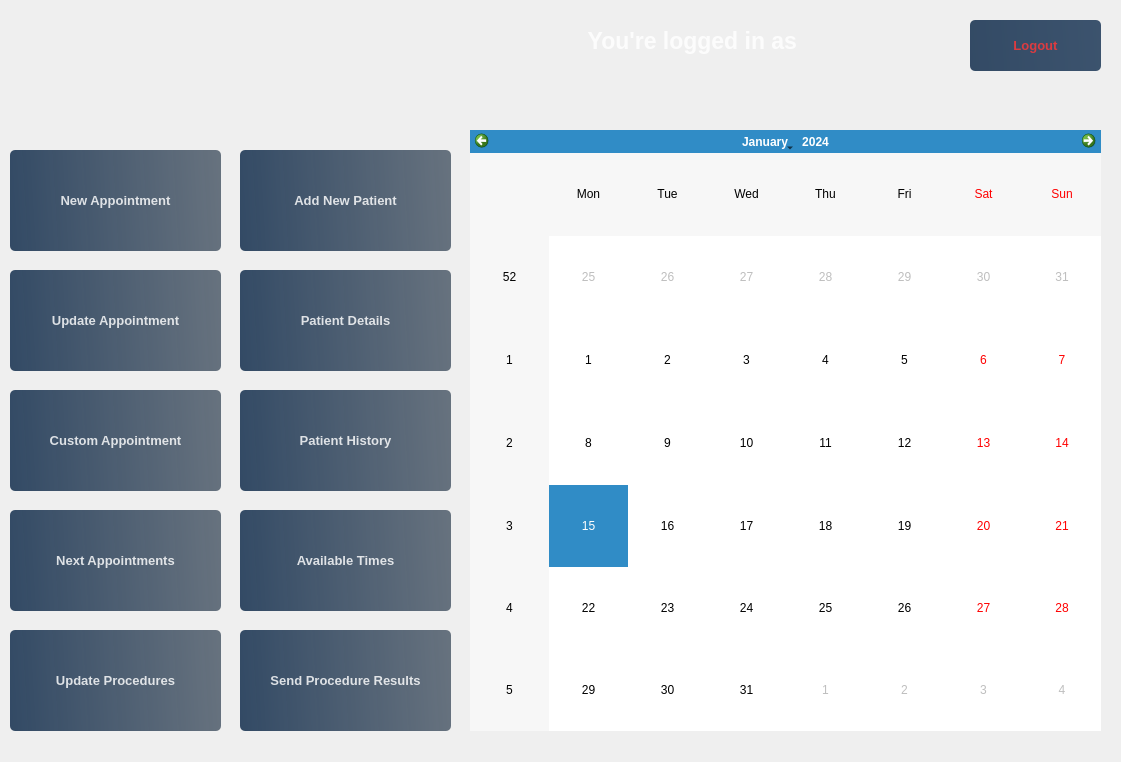
Above: gui/main/main.ui from xbandrade/odontodj-qt before the change. Below: the same form after it.
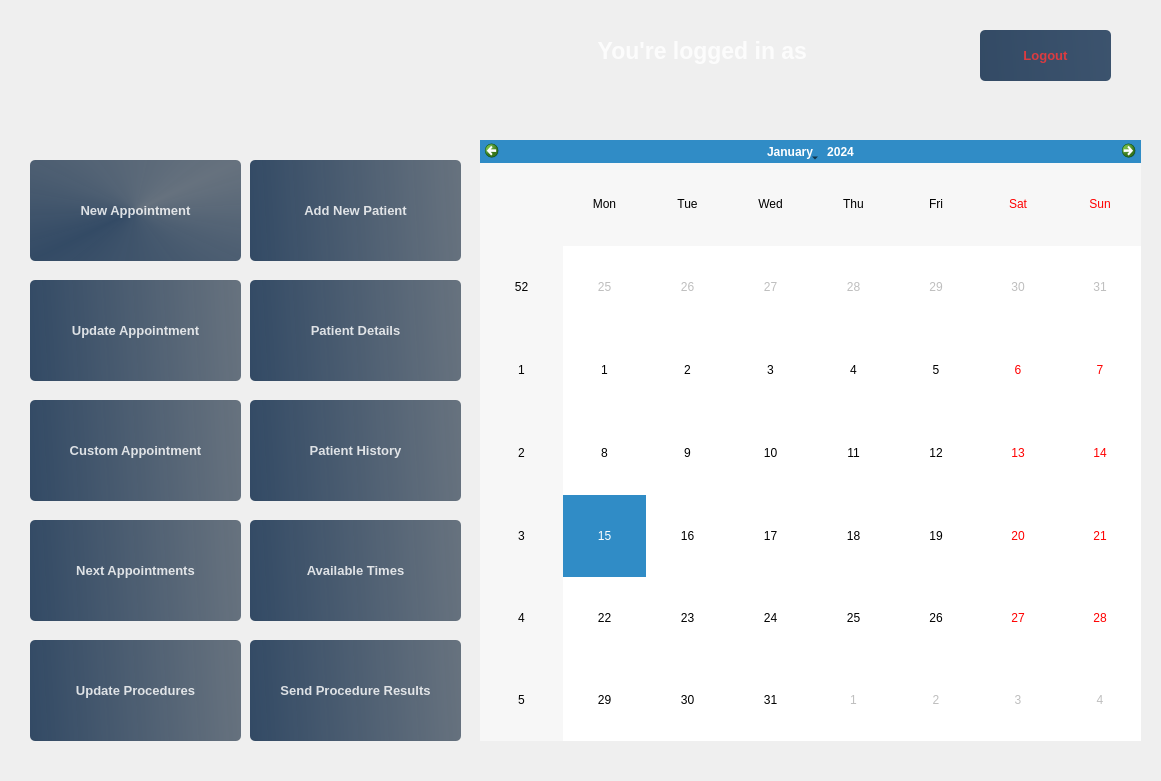
That is the form after the change. Icons and pictures are not drawn.

Commit message: fix main window size

```diff
--- a/gui/main/main.ui
+++ b/gui/main/main.ui
@@ -6,43 +6,184 @@
    <rect>
     <x>0</x>
     <y>0</y>
-    <width>1121</width>
-    <height>762</height>
+    <width>1161</width>
+    <height>781</height>
    </rect>
   </property>
+  <property name="sizePolicy">
+   <sizepolicy hsizetype="Expanding" vsizetype="Expanding">
+    <horstretch>0</horstretch>
+    <verstretch>0</verstretch>
+   </sizepolicy>
+  </property>
   <property name="windowTitle">
    <string>Form</string>
   </property>
+  <layout class="QGridLayout" name="gridLayout">
+   <property name="leftMargin">
+    <number>0</number>
+   </property>
+   <property name="topMargin">
+    <number>0</number>
+   </property>
+   <property name="rightMargin">
+    <number>0</number>
+   </property>
+   <property name="bottomMargin">
+    <number>0</number>
+   </property>
+   <item row="0" column="0">
   <widget class="QWidget" name="widget" native="true">
-   <property name="geometry">
-    <rect>
-     <x>0</x>
-     <y>0</y>
-     <width>1121</width>
-     <height>761</height>
-    </rect>
-   </property>
-   <widget class="QWidget" name="widget_2" native="true">
-    <property name="geometry">
-     <rect>
-      <x>0</x>
-      <y>0</y>
-      <width>1121</width>
-      <height>761</height>
-     </rect>
+     <property name="sizePolicy">
+      <sizepolicy hsizetype="Expanding" vsizetype="Expanding">
+       <horstretch>0</horstretch>
+       <verstretch>0</verstretch>
+      </sizepolicy>
     </property>
     <property name="styleSheet">
      <string notr="true">border-image: url(:/newPrefix/images/app_bg.jpg);</string>
     </property>
+     <widget class="QPushButton" name="nextAppointmentsButton">
+      <property name="geometry">
+       <rect>
+        <x>30</x>
+        <y>520</y>
+        <width>211</width>
+        <height>101</height>
+       </rect>
+      </property>
+      <property name="font">
+       <font>
+        <pointsize>10</pointsize>
+        <weight>75</weight>
+        <bold>true</bold>
+       </font>
+      </property>
+      <property name="cursor">
+       <cursorShape>PointingHandCursor</cursorShape>
+      </property>
+      <property name="styleSheet">
+       <string notr="true">QPushButton#nextAppointmentsButton{
+	border-image: none;
+	background-color: qlineargradient(spread:pad,x1:0, y1:0.505682, x2:1, y2:0.477, stop:0 rgba(20, 47, 78, 219), stop:1 rgba(85, 98, 112, 226));
+	color: rgba(255, 255, 255, 210);
+	border-radius: 5px;	
+}
+QPushButton#nextAppointmentsButton:hover{	
+	background-color: qlineargradient(spread:pad,x1:0, y1:0.505682, x2:1, y2:0.477, stop:0 rgba(40, 67, 98, 219), stop:1 rgba(105, 118, 132, 226));
+}
+QPushButton#nextAppointmentsButton:pressed{
+	padding-left:5px;
+	padding-top:5px;
+	background-color: rgba(105, 118, 132, 200);
+}
+</string>
+      </property>
+      <property name="text">
+       <string>Next Appointments</string>
+      </property>
+     </widget>
+     <widget class="QPushButton" name="sendResultsButton">
+      <property name="geometry">
+       <rect>
+        <x>250</x>
+        <y>640</y>
+        <width>211</width>
+        <height>101</height>
+       </rect>
+      </property>
+      <property name="font">
+       <font>
+        <pointsize>10</pointsize>
+        <weight>75</weight>
+        <bold>true</bold>
+       </font>
+      </property>
+      <property name="cursor">
+       <cursorShape>PointingHandCursor</cursorShape>
+      </property>
+      <property name="styleSheet">
+       <string notr="true">QPushButton#sendResultsButton{
+	border-image: none;
+	background-color: qlineargradient(spread:pad,x1:0, y1:0.505682, x2:1, y2:0.477, stop:0 rgba(20, 47, 78, 219), stop:1 rgba(85, 98, 112, 226));
+	color: rgba(255, 255, 255, 210);
+	border-radius: 5px;	
+}
+QPushButton#sendResultsButton:hover{	
+	background-color: qlineargradient(spread:pad,x1:0, y1:0.505682, x2:1, y2:0.477, stop:0 rgba(40, 67, 98, 219), stop:1 rgba(105, 118, 132, 226));
+}
+QPushButton#sendResultsButton:pressed{
+	padding-left:5px;
+	padding-top:5px;
+	background-color: rgba(105, 118, 132, 200);
+}
+</string>
+      </property>
+      <property name="text">
+       <string>Send Procedure Results</string>
+      </property>
+     </widget>
+     <widget class="QPushButton" name="addPatientButton">
+      <property name="geometry">
+       <rect>
+        <x>250</x>
+        <y>160</y>
+        <width>211</width>
+        <height>101</height>
+       </rect>
+      </property>
+      <property name="sizePolicy">
+       <sizepolicy hsizetype="Expanding" vsizetype="Expanding">
+        <horstretch>0</horstretch>
+        <verstretch>0</verstretch>
+       </sizepolicy>
+      </property>
+      <property name="font">
+       <font>
+        <pointsize>10</pointsize>
+        <weight>75</weight>
+        <bold>true</bold>
+       </font>
+      </property>
+      <property name="cursor">
+       <cursorShape>PointingHandCursor</cursorShape>
+      </property>
+      <property name="styleSheet">
+       <string notr="true">QPushButton#addPatientButton{
+	border-image: none;
+	background-color: qlineargradient(spread:pad,x1:0, y1:0.505682, x2:1, y2:0.477, stop:0 rgba(20, 47, 78, 219), stop:1 rgba(85, 98, 112, 226));
+	color: rgba(255, 255, 255, 210);
+	border-radius: 5px;	
+}
+QPushButton#addPatientButton:hover{	
+	background-color: qlineargradient(spread:pad,x1:0, y1:0.505682, x2:1, y2:0.477, stop:0 rgba(40, 67, 98, 219), stop:1 rgba(105, 118, 132, 226));
+}
+QPushButton#addPatientButton:pressed{
+	padding-left:5px;
+	padding-top:5px;
+	background-color: rgba(105, 118, 132, 200);
+}
+</string>
+      </property>
+      <property name="text">
+       <string>Add New Patient</string>
+      </property>
+     </widget>
     <widget class="QLabel" name="label">
      <property name="geometry">
       <rect>
-       <x>10</x>
-       <y>10</y>
+        <x>20</x>
+        <y>20</y>
        <width>91</width>
        <height>91</height>
       </rect>
      </property>
+      <property name="sizePolicy">
+       <sizepolicy hsizetype="Expanding" vsizetype="Expanding">
+        <horstretch>0</horstretch>
+        <verstretch>0</verstretch>
+       </sizepolicy>
+      </property>
      <property name="styleSheet">
       <string notr="true">border-image: url(:/newPrefix/images/od_logo.png);</string>
      </property>
@@ -50,38 +191,107 @@
       <string/>
      </property>
     </widget>
-    <widget class="QLabel" name="label_2">
+     <widget class="QPushButton" name="patientDetailsButton">
      <property name="geometry">
       <rect>
-       <x>420</x>
-       <y>0</y>
-       <width>551</width>
-       <height>81</height>
+        <x>250</x>
+        <y>280</y>
+        <width>211</width>
+        <height>101</height>
       </rect>
      </property>
      <property name="font">
       <font>
-       <pointsize>17</pointsize>
+        <pointsize>10</pointsize>
        <weight>75</weight>
        <bold>true</bold>
       </font>
      </property>
      <property name="styleSheet">
-      <string notr="true">border-image: none;
-color: rgba(255, 255, 255, 210);</string>
+       <string notr="true">QPushButton#patientDetailsButton{
+	border-image: none;
+	background-color: qlineargradient(spread:pad,x1:0, y1:0.505682, x2:1, y2:0.477, stop:0 rgba(20, 47, 78, 219), stop:1 rgba(85, 98, 112, 226));
+	color: rgba(255, 255, 255, 210);
+	border-radius: 5px;	
+}
+QPushButton#patientDetailsButton:hover{	
+	background-color: qlineargradient(spread:pad,x1:0, y1:0.505682, x2:1, y2:0.477, stop:0 rgba(40, 67, 98, 219), stop:1 rgba(105, 118, 132, 226));
+}
+QPushButton#patientDetailsButton:pressed{
+	padding-left:5px;
+	padding-top:5px;
+	background-color: rgba(105, 118, 132, 200);
+}
+</string>
      </property>
      <property name="text">
-      <string>You're logged in as &lt;username&gt;</string>
-     </property>
-     <property name="alignment">
-      <set>Qt::AlignCenter</set>
+       <string>Patient Details</string>
+      </property>
+     </widget>
+     <widget class="QPushButton" name="updateScheduleButton">
+      <property name="geometry">
+       <rect>
+        <x>30</x>
+        <y>280</y>
+        <width>211</width>
+        <height>101</height>
+       </rect>
+      </property>
+      <property name="font">
+       <font>
+        <pointsize>10</pointsize>
+        <weight>75</weight>
+        <bold>true</bold>
+       </font>
+      </property>
+      <property name="cursor">
+       <cursorShape>PointingHandCursor</cursorShape>
+      </property>
+      <property name="styleSheet">
+       <string notr="true">QPushButton#updateScheduleButton{
+	border-image: none;
+	background-color: qlineargradient(spread:pad,x1:0, y1:0.505682, x2:1, y2:0.477, stop:0 rgba(20, 47, 78, 219), stop:1 rgba(85, 98, 112, 226));
+	color: rgba(255, 255, 255, 210);
+	border-radius: 5px;	
+}
+QPushButton#updateScheduleButton:hover{	
+	background-color: qlineargradient(spread:pad,x1:0, y1:0.505682, x2:1, y2:0.477, stop:0 rgba(40, 67, 98, 219), stop:1 rgba(105, 118, 132, 226));
+}
+QPushButton#updateScheduleButton:pressed{
+	padding-left:5px;
+	padding-top:5px;
+	background-color: rgba(105, 118, 132, 200);
+}
+</string>
+      </property>
+      <property name="text">
+       <string>Update Appointment</string>
+      </property>
+     </widget>
+     <widget class="QCalendarWidget" name="calendarWidget">
+      <property name="geometry">
+       <rect>
+        <x>480</x>
+        <y>140</y>
+        <width>661</width>
+        <height>601</height>
+       </rect>
+      </property>
+      <property name="sizePolicy">
+       <sizepolicy hsizetype="Expanding" vsizetype="Expanding">
+        <horstretch>0</horstretch>
+        <verstretch>0</verstretch>
+       </sizepolicy>
+      </property>
+      <property name="styleSheet">
+       <string notr="true">border-image: none;</string>
      </property>
     </widget>
     <widget class="QPushButton" name="logoutButton">
      <property name="geometry">
       <rect>
-       <x>970</x>
-       <y>20</y>
+        <x>980</x>
+        <y>30</y>
        <width>131</width>
        <height>51</height>
       </rect>
@@ -117,264 +327,11 @@
       <string>Logout</string>
      </property>
     </widget>
-    <widget class="QCalendarWidget" name="calendarWidget">
-     <property name="geometry">
-      <rect>
-       <x>470</x>
-       <y>130</y>
-       <width>631</width>
-       <height>601</height>
-      </rect>
-     </property>
-     <property name="styleSheet">
-      <string notr="true">border-image: none;</string>
-     </property>
-    </widget>
-    <widget class="QPushButton" name="scheduleButton">
-     <property name="geometry">
-      <rect>
-       <x>10</x>
-       <y>150</y>
-       <width>211</width>
-       <height>101</height>
-      </rect>
-     </property>
-     <property name="font">
-      <font>
-       <pointsize>10</pointsize>
-       <weight>75</weight>
-       <bold>true</bold>
-      </font>
-     </property>
-     <property name="cursor">
-      <cursorShape>PointingHandCursor</cursorShape>
-     </property>
-     <property name="styleSheet">
-      <string notr="true">QPushButton#scheduleButton{
-	border-image: none;
-	background-color: qlineargradient(spread:pad,x1:0, y1:0.505682, x2:1, y2:0.477, stop:0 rgba(20, 47, 78, 219), stop:1 rgba(85, 98, 112, 226));
-	color: rgba(255, 255, 255, 210);
-	border-radius: 5px;	
-}
-QPushButton#scheduleButton:hover{	
-	background-color: qlineargradient(spread:pad,x1:0, y1:0.505682, x2:1, y2:0.477, stop:0 rgba(40, 67, 98, 219), stop:1 rgba(105, 118, 132, 226));
-}
-QPushButton#scheduleButton:pressed{
-	padding-left:5px;
-	padding-top:5px;
-	background-color: rgba(105, 118, 132, 200);
-}
-</string>
-     </property>
-     <property name="text">
-      <string>New Appointment</string>
-     </property>
-    </widget>
-    <widget class="QPushButton" name="updateScheduleButton">
-     <property name="geometry">
-      <rect>
-       <x>10</x>
-       <y>270</y>
-       <width>211</width>
-       <height>101</height>
-      </rect>
-     </property>
-     <property name="font">
-      <font>
-       <pointsize>10</pointsize>
-       <weight>75</weight>
-       <bold>true</bold>
-      </font>
-     </property>
-     <property name="cursor">
-      <cursorShape>PointingHandCursor</cursorShape>
-     </property>
-     <property name="styleSheet">
-      <string notr="true">QPushButton#updateScheduleButton{
-	border-image: none;
-	background-color: qlineargradient(spread:pad,x1:0, y1:0.505682, x2:1, y2:0.477, stop:0 rgba(20, 47, 78, 219), stop:1 rgba(85, 98, 112, 226));
-	color: rgba(255, 255, 255, 210);
-	border-radius: 5px;	
-}
-QPushButton#updateScheduleButton:hover{	
-	background-color: qlineargradient(spread:pad,x1:0, y1:0.505682, x2:1, y2:0.477, stop:0 rgba(40, 67, 98, 219), stop:1 rgba(105, 118, 132, 226));
-}
-QPushButton#updateScheduleButton:pressed{
-	padding-left:5px;
-	padding-top:5px;
-	background-color: rgba(105, 118, 132, 200);
-}
-</string>
-     </property>
-     <property name="text">
-      <string>Update Appointment</string>
-     </property>
-    </widget>
-    <widget class="QPushButton" name="customScheduleButton">
-     <property name="geometry">
-      <rect>
-       <x>10</x>
-       <y>390</y>
-       <width>211</width>
-       <height>101</height>
-      </rect>
-     </property>
-     <property name="font">
-      <font>
-       <pointsize>10</pointsize>
-       <weight>75</weight>
-       <bold>true</bold>
-      </font>
-     </property>
-     <property name="cursor">
-      <cursorShape>PointingHandCursor</cursorShape>
-     </property>
-     <property name="styleSheet">
-      <string notr="true">QPushButton#customScheduleButton{
-	border-image: none;
-	background-color: qlineargradient(spread:pad,x1:0, y1:0.505682, x2:1, y2:0.477, stop:0 rgba(20, 47, 78, 219), stop:1 rgba(85, 98, 112, 226));
-	color: rgba(255, 255, 255, 210);
-	border-radius: 5px;	
-}
-QPushButton#customScheduleButton:hover{	
-	background-color: qlineargradient(spread:pad,x1:0, y1:0.505682, x2:1, y2:0.477, stop:0 rgba(40, 67, 98, 219), stop:1 rgba(105, 118, 132, 226));
-}
-QPushButton#customScheduleButton:pressed{
-	padding-left:5px;
-	padding-top:5px;
-	background-color: rgba(105, 118, 132, 200);
-}
-</string>
-     </property>
-     <property name="text">
-      <string>Custom Appointment</string>
-     </property>
-    </widget>
-    <widget class="QPushButton" name="nextAppointmentsButton">
-     <property name="geometry">
-      <rect>
-       <x>10</x>
-       <y>510</y>
-       <width>211</width>
-       <height>101</height>
-      </rect>
-     </property>
-     <property name="font">
-      <font>
-       <pointsize>10</pointsize>
-       <weight>75</weight>
-       <bold>true</bold>
-      </font>
-     </property>
-     <property name="cursor">
-      <cursorShape>PointingHandCursor</cursorShape>
-     </property>
-     <property name="styleSheet">
-      <string notr="true">QPushButton#nextAppointmentsButton{
-	border-image: none;
-	background-color: qlineargradient(spread:pad,x1:0, y1:0.505682, x2:1, y2:0.477, stop:0 rgba(20, 47, 78, 219), stop:1 rgba(85, 98, 112, 226));
-	color: rgba(255, 255, 255, 210);
-	border-radius: 5px;	
-}
-QPushButton#nextAppointmentsButton:hover{	
-	background-color: qlineargradient(spread:pad,x1:0, y1:0.505682, x2:1, y2:0.477, stop:0 rgba(40, 67, 98, 219), stop:1 rgba(105, 118, 132, 226));
-}
-QPushButton#nextAppointmentsButton:pressed{
-	padding-left:5px;
-	padding-top:5px;
-	background-color: rgba(105, 118, 132, 200);
-}
-</string>
-     </property>
-     <property name="text">
-      <string>Next Appointments</string>
-     </property>
-    </widget>
-    <widget class="QPushButton" name="patientDetailsButton">
-     <property name="geometry">
-      <rect>
-       <x>240</x>
-       <y>270</y>
-       <width>211</width>
-       <height>101</height>
-      </rect>
-     </property>
-     <property name="font">
-      <font>
-       <pointsize>10</pointsize>
-       <weight>75</weight>
-       <bold>true</bold>
-      </font>
-     </property>
-     <property name="cursor">
-      <cursorShape>PointingHandCursor</cursorShape>
-     </property>
-     <property name="styleSheet">
-      <string notr="true">QPushButton#patientDetailsButton{
-	border-image: none;
-	background-color: qlineargradient(spread:pad,x1:0, y1:0.505682, x2:1, y2:0.477, stop:0 rgba(20, 47, 78, 219), stop:1 rgba(85, 98, 112, 226));
-	color: rgba(255, 255, 255, 210);
-	border-radius: 5px;	
-}
-QPushButton#patientDetailsButton:hover{	
-	background-color: qlineargradient(spread:pad,x1:0, y1:0.505682, x2:1, y2:0.477, stop:0 rgba(40, 67, 98, 219), stop:1 rgba(105, 118, 132, 226));
-}
-QPushButton#patientDetailsButton:pressed{
-	padding-left:5px;
-	padding-top:5px;
-	background-color: rgba(105, 118, 132, 200);
-}
-</string>
-     </property>
-     <property name="text">
-      <string>Patient Details</string>
-     </property>
-    </widget>
-    <widget class="QPushButton" name="addPatientButton">
-     <property name="geometry">
-      <rect>
-       <x>240</x>
-       <y>150</y>
-       <width>211</width>
-       <height>101</height>
-      </rect>
-     </property>
-     <property name="font">
-      <font>
-       <pointsize>10</pointsize>
-       <weight>75</weight>
-       <bold>true</bold>
-      </font>
-     </property>
-     <property name="cursor">
-      <cursorShape>PointingHandCursor</cursorShape>
-     </property>
-     <property name="styleSheet">
-      <string notr="true">QPushButton#addPatientButton{
-	border-image: none;
-	background-color: qlineargradient(spread:pad,x1:0, y1:0.505682, x2:1, y2:0.477, stop:0 rgba(20, 47, 78, 219), stop:1 rgba(85, 98, 112, 226));
-	color: rgba(255, 255, 255, 210);
-	border-radius: 5px;	
-}
-QPushButton#addPatientButton:hover{	
-	background-color: qlineargradient(spread:pad,x1:0, y1:0.505682, x2:1, y2:0.477, stop:0 rgba(40, 67, 98, 219), stop:1 rgba(105, 118, 132, 226));
-}
-QPushButton#addPatientButton:pressed{
-	padding-left:5px;
-	padding-top:5px;
-	background-color: rgba(105, 118, 132, 200);
-}
-</string>
-     </property>
-     <property name="text">
-      <string>Add New Patient</string>
-     </property>
-    </widget>
     <widget class="QPushButton" name="patientHistoryButton">
      <property name="geometry">
       <rect>
-       <x>240</x>
-       <y>390</y>
+        <x>250</x>
+        <y>400</y>
        <width>211</width>
        <height>101</height>
       </rect>
@@ -410,11 +367,79 @@
       <string>Patient History</string>
      </property>
     </widget>
+     <widget class="QPushButton" name="schedule_button">
+      <property name="geometry">
+       <rect>
+        <x>30</x>
+        <y>160</y>
+        <width>211</width>
+        <height>101</height>
+       </rect>
+      </property>
+      <property name="font">
+       <font>
+        <pointsize>10</pointsize>
+        <weight>75</weight>
+        <bold>true</bold>
+       </font>
+      </property>
+      <property name="cursor">
+       <cursorShape>PointingHandCursor</cursorShape>
+      </property>
+      <property name="styleSheet">
+       <string notr="true">QPushButton#schedule_button {
+    border-image: none;
+    background-color: qconicalgradient(cx:0.5, cy:0.5, angle:45, stop:0 rgba(85, 98, 112, 226), stop:0.5 rgba(20, 47, 78, 219), stop:1 rgba(85, 98, 112, 226));
+    color: rgba(255, 255, 255, 210);
+    border-radius: 5px;
+}
+
+QPushButton#schedule_button:hover {
+    background-color: qconicalgradient(cx:0.5, cy:0.5, angle:45, stop:0 rgba(105, 118, 132, 226), stop:0.5 rgba(40, 67, 98, 219), stop:1 rgba(105, 118, 132, 226));
+}
+
+QPushButton#schedule_button:pressed {
+    padding-left: 5px;
+    padding-top: 5px;
+    background-color: rgba(105, 118, 132, 200);
+}</string>
+      </property>
+      <property name="text">
+       <string>New Appointment</string>
+      </property>
+     </widget>
+     <widget class="QLabel" name="label_2">
+      <property name="geometry">
+       <rect>
+        <x>430</x>
+        <y>10</y>
+        <width>551</width>
+        <height>81</height>
+       </rect>
+      </property>
+      <property name="font">
+       <font>
+        <pointsize>17</pointsize>
+        <weight>75</weight>
+        <bold>true</bold>
+       </font>
+      </property>
+      <property name="styleSheet">
+       <string notr="true">border-image: none;
+color: rgba(255, 255, 255, 210);</string>
+      </property>
+      <property name="text">
+       <string>You're logged in as &lt;username&gt;</string>
+      </property>
+      <property name="alignment">
+       <set>Qt::AlignCenter</set>
+      </property>
+     </widget>
     <widget class="QPushButton" name="availableTimesButton">
      <property name="geometry">
       <rect>
-       <x>240</x>
-       <y>510</y>
+        <x>250</x>
+        <y>520</y>
        <width>211</width>
        <height>101</height>
       </rect>
@@ -450,11 +475,11 @@
       <string>Available Times</string>
      </property>
     </widget>
-    <widget class="QPushButton" name="sendResultsButton">
+     <widget class="QPushButton" name="customScheduleButton">
      <property name="geometry">
       <rect>
-       <x>240</x>
-       <y>630</y>
+        <x>30</x>
+        <y>400</y>
        <width>211</width>
        <height>101</height>
       </rect>
@@ -470,16 +495,16 @@
       <cursorShape>PointingHandCursor</cursorShape>
      </property>
      <property name="styleSheet">
-      <string notr="true">QPushButton#sendResultsButton{
+       <string notr="true">QPushButton#customScheduleButton{
 	border-image: none;
 	background-color: qlineargradient(spread:pad,x1:0, y1:0.505682, x2:1, y2:0.477, stop:0 rgba(20, 47, 78, 219), stop:1 rgba(85, 98, 112, 226));
 	color: rgba(255, 255, 255, 210);
 	border-radius: 5px;	
 }
-QPushButton#sendResultsButton:hover{	
+QPushButton#customScheduleButton:hover{	
 	background-color: qlineargradient(spread:pad,x1:0, y1:0.505682, x2:1, y2:0.477, stop:0 rgba(40, 67, 98, 219), stop:1 rgba(105, 118, 132, 226));
 }
-QPushButton#sendResultsButton:pressed{
+QPushButton#customScheduleButton:pressed{
 	padding-left:5px;
 	padding-top:5px;
 	background-color: rgba(105, 118, 132, 200);
@@ -487,14 +512,14 @@
 </string>
      </property>
      <property name="text">
-      <string>Send Procedure Results</string>
+       <string>Custom Appointment</string>
      </property>
     </widget>
     <widget class="QPushButton" name="updateProceduresButton">
      <property name="geometry">
       <rect>
-       <x>10</x>
-       <y>630</y>
+        <x>30</x>
+        <y>640</y>
        <width>211</width>
        <height>101</height>
       </rect>
@@ -531,7 +556,8 @@
      </property>
     </widget>
    </widget>
-  </widget>
+   </item>
+  </layout>
  </widget>
  <resources>
   <include location="res.qrc"/>
```
Left out of the diff: 3 changed lines with no effect on the pictures. Lines whose indentation alone changed are shown as unchanged. The commit also changes 2 other files.
